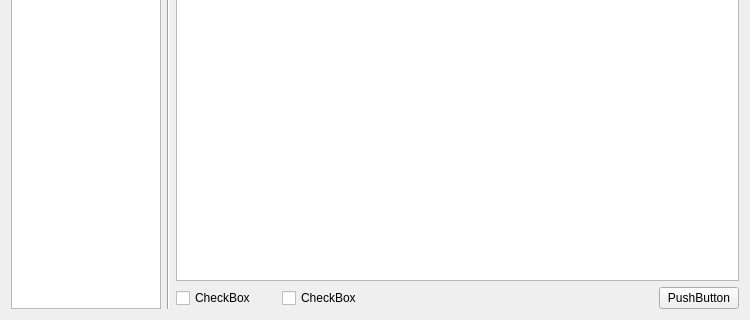
Above: mainwindow.ui from youusername/magnet_qt before the change; both pictures show x 0 to 750 and y 200 to 520 of the 750 by 520 pixel window. Below: the same form after it.
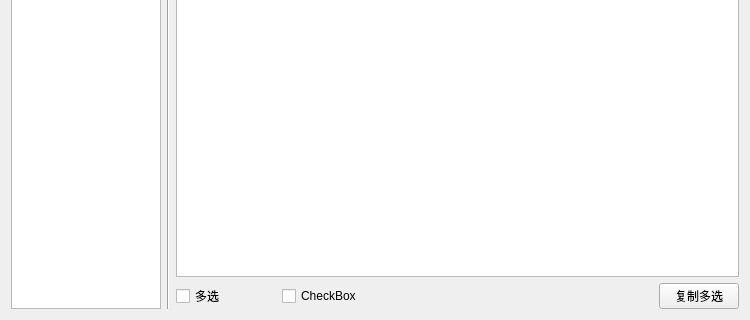
That is the form after the change. Custom widgets are drawn as their Qt base class.

Commit message: 1.rule文件改为网络获取 2.基本功能完成 3.多选复制

```diff
--- a/mainwindow.ui
+++ b/mainwindow.ui
@@ -222,7 +222,7 @@
              </size>
             </property>
             <property name="text">
-             <string>CheckBox</string>
+             <string>多选</string>
             </property>
            </widget>
           </item>
@@ -267,7 +267,7 @@
           <item>
            <widget class="QPushButton" name="pushButton">
             <property name="text">
-             <string>PushButton</string>
+             <string>复制多选</string>
             </property>
            </widget>
           </item>
```
Left out of the diff: 7 changed lines with no effect on the pictures. The commit also changes 10 other files.
